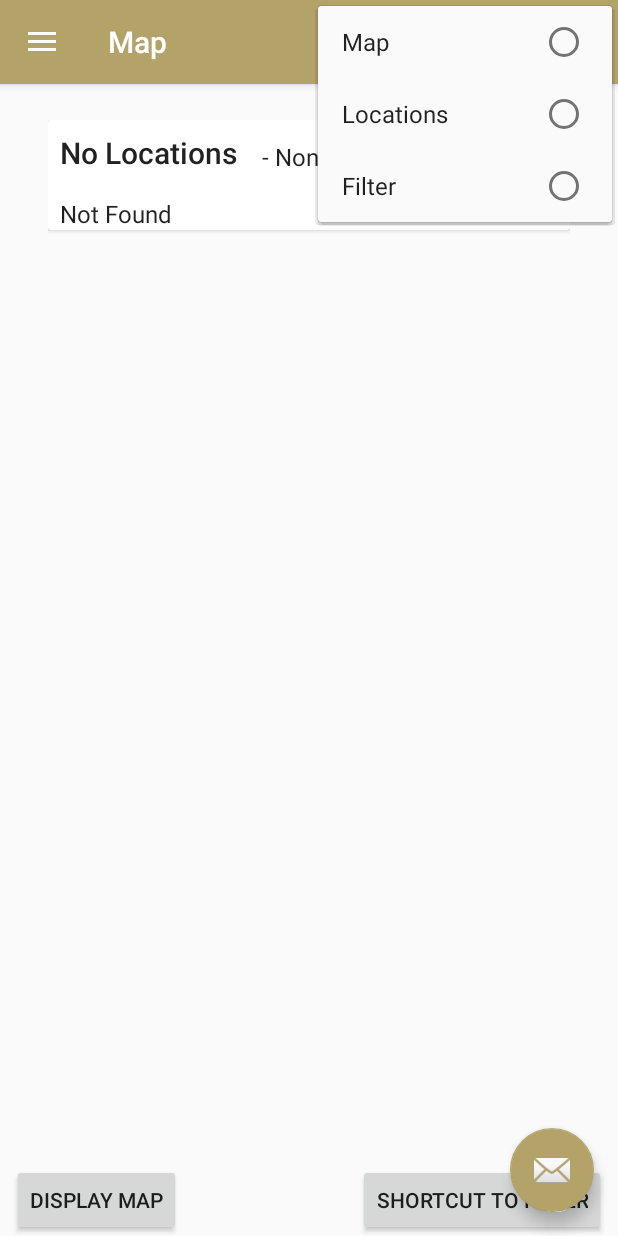
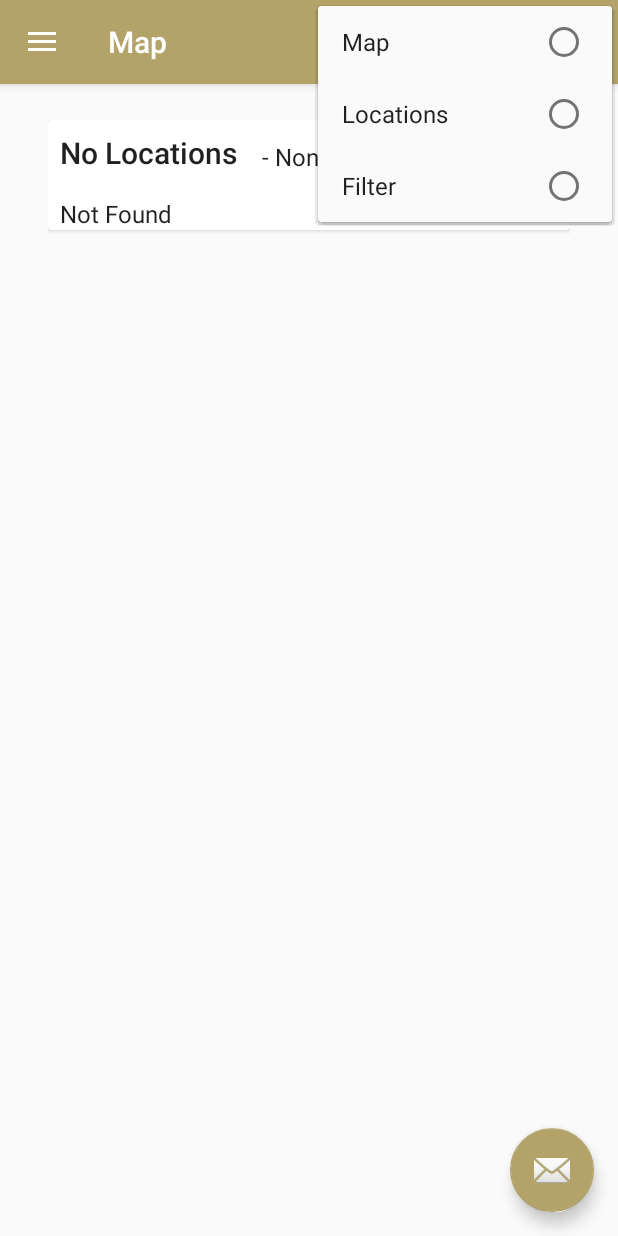
Before and after one commit to james-a-johnson-zz/BreadBox, an Android app: the fragment LocationListFragment placed in its activity, with the options menu open, on a phone screen of 412 x 824 dp. Run offline under Robolectric (Android 15) with nearby library versions, the phone set to English and light mode, and no system bars; our stand-ins replace Firebase (no records; nobody signed in at launch, a user with empty details on screens opened directly).

Commit message:
cleaning code using inspection

```diff
--- a/app/src/main/java/spacepirates/breadbox/AddDonationItemActivity.java
+++ b/app/src/main/java/spacepirates/breadbox/AddDonationItemActivity.java
@@ -141,7 +141,7 @@ public class AddDonationItemActivity extends AppCompatActivity {
 
             //navigate back to LocationActivity
             Intent intent = new Intent(context, LocationActivity.class);
-            intent.putExtra("getString(R.string.pass_location_key)", new Integer(i));
+            intent.putExtra("getString(R.string.pass_location_key)", Integer.valueOf(i));
             context.startActivity(intent);
         } else {
             //Display a toast if the Donation is not valid with an explanation.
--- a/app/src/main/java/spacepirates/breadbox/LocationListFragment.java
+++ b/app/src/main/java/spacepirates/breadbox/LocationListFragment.java
@@ -54,15 +54,6 @@ public class LocationListFragment extends Fragment {
         LocationRecyclerAdapter adapter = new LocationRecyclerAdapter(locations);
         recyclerView.setAdapter(adapter);
 
-        Button mapButton = view.findViewById(R.id.map_activity_button);
-        mapButton.setOnClickListener(new View.OnClickListener() {
-            @Override
-            public void onClick(View view) {
-                Context context = view.getContext();
-                Intent intent = new Intent(context, LocationMapActivity.class);
-                context.startActivity(intent);
-            }
-        });
 
         return view;
     }
--- a/app/src/main/java/spacepirates/breadbox/LocationRecyclerAdapter.java
+++ b/app/src/main/java/spacepirates/breadbox/LocationRecyclerAdapter.java
@@ -80,7 +80,7 @@ public class LocationRecyclerAdapter
                     // pass_location_key holds the key pair, must be referenced to pull location
                     //intent.putExtra(getString(R.string.pass_location_key), new Integer(i));
                 Log.d("intent","int i in recycler = " + i);
-                intent.putExtra("getString(R.string.pass_location_key)", new Integer(i));
+                intent.putExtra("getString(R.string.pass_location_key)", Integer.valueOf(i));
                 context.startActivity(intent);
             }
         }));
--- a/app/src/main/java/spacepirates/breadbox/LoginActivity.java
+++ b/app/src/main/java/spacepirates/breadbox/LoginActivity.java
@@ -138,7 +138,7 @@ public class LoginActivity extends AppCompatActivity {
                             break;
                     }
                     Context c = getApplicationContext();
-                    Intent i = new Intent(c, LocationsActivity.class);
+                    Intent i = new Intent(c, MainActivity.class);
                     c.startActivity(i);
                 } else {
                     Log.d(tag, "Fetch unsuccessful");
--- a/app/src/main/java/spacepirates/breadbox/Register.java
+++ b/app/src/main/java/spacepirates/breadbox/Register.java
@@ -112,7 +112,7 @@ public class Register extends AppCompatActivity implements View.OnClickListener
                             db.child("users").child(userID).setValue(dbUser);
                             Model.getInstance().setCurrentUser(newUser);
                             Context context = getApplicationContext();
-                            Intent intent = new Intent(context, LocationsActivity.class);
+                            Intent intent = new Intent(context, MainActivity.class);
                             context.startActivity(intent);
                         } else {
                             // If sign in fails, display a message to the user.
--- a/app/src/main/java/spacepirates/breadbox/model/Model.java
+++ b/app/src/main/java/spacepirates/breadbox/model/Model.java
@@ -53,7 +53,7 @@ public final class Model {
     //public model used for testing
     public Model() {
         this.initializeDatabases();
-        _currentUser = nullUser;
+        //_currentUser = nullUser;
     }
 
     private void initializeDatabases() {
--- a/app/src/main/res/layout/activity_add_donation_item.xml
+++ b/app/src/main/res/layout/activity_add_donation_item.xml
@@ -27,7 +27,6 @@
         android:layout_width="wrap_content"
         android:layout_height="wrap_content"
         android:layout_gravity="bottom|end"
-        android:layout_margin="@dimen/fab_margin"
-        app:srcCompat="@android:drawable/ic_dialog_email" />
+        android:layout_margin="@dimen/fab_margin" />
 
 </android.support.design.widget.CoordinatorLayout>
--- a/app/src/main/res/layout/activity_locations_content.xml
+++ b/app/src/main/res/layout/activity_locations_content.xml
@@ -5,25 +5,6 @@
     android:layout_width="match_parent"
     android:layout_height="match_parent">
 
-    <Button
-        android:id="@+id/map_activity_button"
-        android:layout_width="wrap_content"
-        android:layout_height="wrap_content"
-        android:layout_marginStart="8dp"
-        android:layout_marginLeft="8dp"
-        android:text="Display Map"
-        app:layout_constraintBottom_toBottomOf="parent"
-        app:layout_constraintStart_toStartOf="parent" />
-
-    <Button
-        android:id="@+id/test_filter_button"
-        android:layout_width="wrap_content"
-        android:layout_height="wrap_content"
-        android:layout_marginEnd="8dp"
-        android:layout_marginRight="8dp"
-        android:text="Shortcut To filter"
-        app:layout_constraintBottom_toBottomOf="parent"
-        app:layout_constraintEnd_toEndOf="parent" />
 
     <android.support.v7.widget.RecyclerView
         android:id="@+id/locations_recycler"
```
Also changed, not shown: app/src/main/AndroidManifest.xml (+0 -12 lines), app/src/main/res/layout/activity_search.xml (+0 -7 lines).
